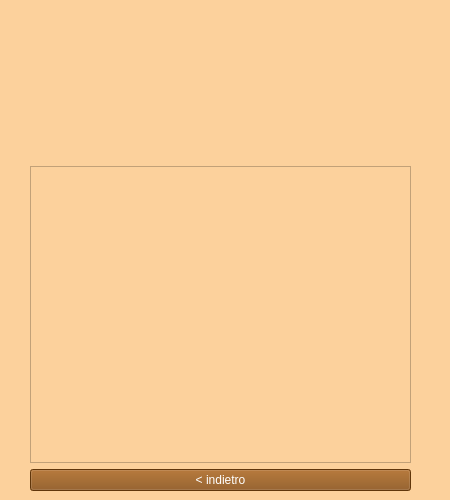
This is GruppoClienti/view/vistaGruppo.ui in ManuelMarrone/GestioneBowling as Qt 5 draws it before an edit. The edited form follows.
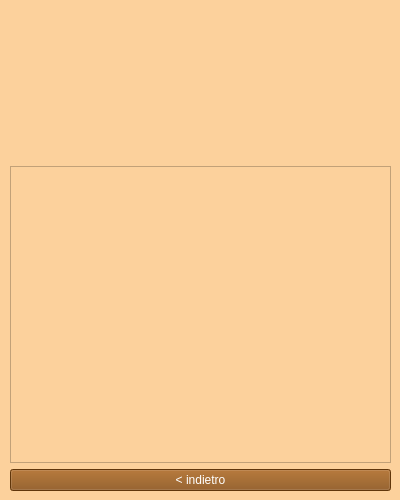
This is the edited form. Icons and pictures are not drawn.

```diff
--- a/GruppoClienti/view/vistaGruppo.ui
+++ b/GruppoClienti/view/vistaGruppo.ui
@@ -6,19 +6,19 @@
    <rect>
     <x>0</x>
     <y>0</y>
-    <width>450</width>
+    <width>400</width>
     <height>500</height>
    </rect>
   </property>
   <property name="minimumSize">
    <size>
-    <width>450</width>
+    <width>400</width>
     <height>500</height>
    </size>
   </property>
   <property name="maximumSize">
    <size>
-    <width>450</width>
+    <width>400</width>
     <height>500</height>
    </size>
   </property>
@@ -31,7 +31,7 @@
   <widget class="QWidget" name="verticalLayoutWidget">
    <property name="geometry">
     <rect>
-     <x>30</x>
+     <x>10</x>
      <y>10</y>
      <width>381</width>
      <height>481</height>
@@ -76,6 +76,12 @@
     </item>
     <item>
      <widget class="QPushButton" name="indietroButton">
+      <property name="minimumSize">
+       <size>
+        <width>200</width>
+        <height>0</height>
+       </size>
+      </property>
       <property name="styleSheet">
        <string notr="true">color: rgb(255, 255, 255);
 background-color: rgb(135, 75, 15);</string>
```
Left out of the diff: 2 changed lines with no effect on the pictures.
